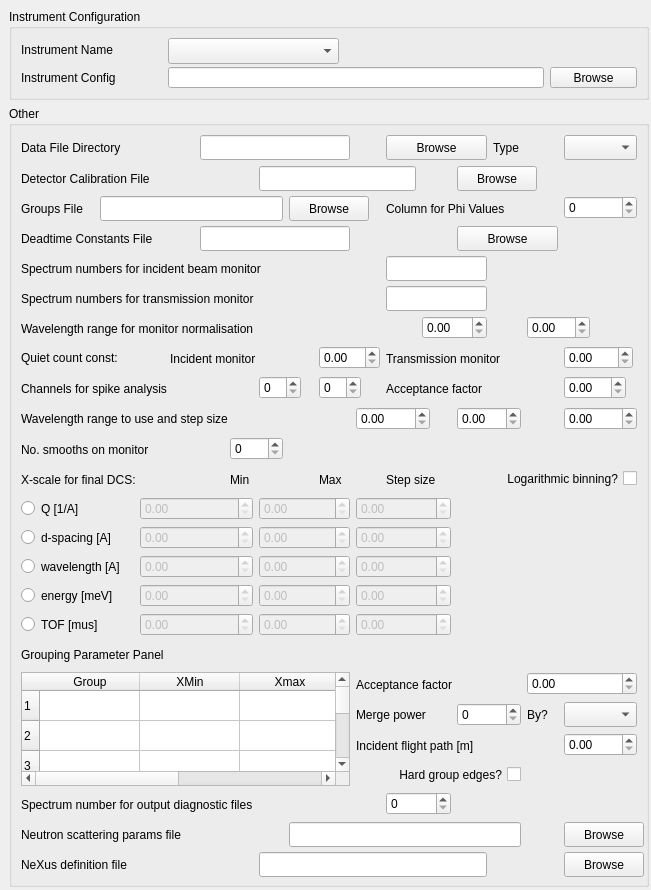
Old version of the form src/gui/widgets/ui_files/instrumentWidget.ui in the repository disorderedmaterials/GudPy.
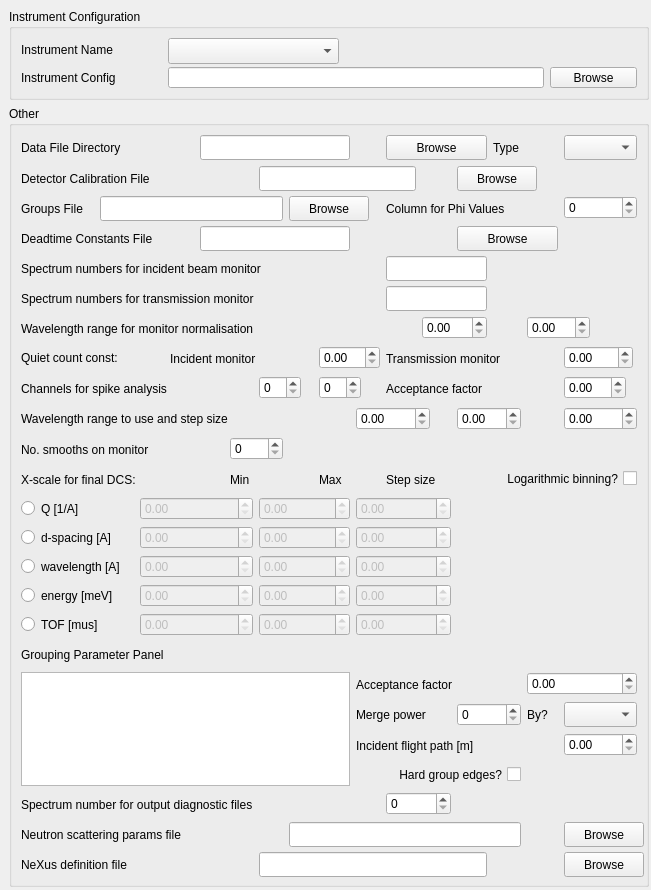
New version of the form. Custom widgets are drawn as their Qt base class.

Commit message: GroupingParameterTable setup properly, in ModelView style using QAbstractTableModel and QItemDelegate.

```diff
--- a/src/gui/widgets/ui_files/instrumentWidget.ui
+++ b/src/gui/widgets/ui_files/instrumentWidget.ui
@@ -1073,49 +1073,6 @@
       </property>
      </widget>
     </item>
-    <item row="18" column="0" rowspan="4" colspan="9">
-     <widget class="GroupingParameterTable" name="groupingParameterTable">
-      <property name="minimumSize">
-       <size>
-        <width>270</width>
-        <height>113</height>
-       </size>
-      </property>
-      <property name="rowCount">
-       <number>10</number>
-      </property>
-      <row/>
-      <row/>
-      <row/>
-      <row/>
-      <row/>
-      <row/>
-      <row/>
-      <row/>
-      <row/>
-      <row/>
-      <column>
-       <property name="text">
-        <string>Group</string>
-       </property>
-      </column>
-      <column>
-       <property name="text">
-        <string>XMin</string>
-       </property>
-      </column>
-      <column>
-       <property name="text">
-        <string>Xmax</string>
-       </property>
-      </column>
-      <column>
-       <property name="text">
-        <string>Background Factor</string>
-       </property>
-      </column>
-     </widget>
-    </item>
     <item row="15" column="0" colspan="2">
      <widget class="QRadioButton" name="energyRadioButton">
       <property name="minimumSize">
@@ -1230,13 +1187,23 @@
       </property>
      </widget>
     </item>
+    <item row="18" column="0" rowspan="4" colspan="9">
+     <widget class="GroupingParameterTable" name="groupingParameterTable">
+      <property name="minimumSize">
+       <size>
+        <width>270</width>
+        <height>113</height>
+       </size>
+      </property>
+     </widget>
+    </item>
    </layout>
   </widget>
  </widget>
  <customwidgets>
   <customwidget>
    <class>GroupingParameterTable</class>
-   <extends>QTableWidget</extends>
+   <extends>QTableView</extends>
    <header>src.gui.widgets.gudpy_tables</header>
   </customwidget>
  </customwidgets>
```
The commit also changes 3 other files.
